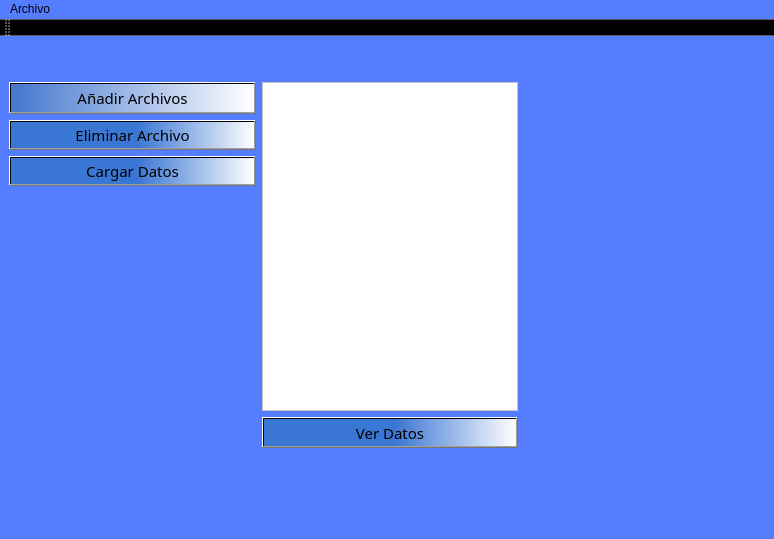
Qt form Interfaz/UI/InicioSubirDatos.ui (Dumaru/ExcelReports) before a commit.
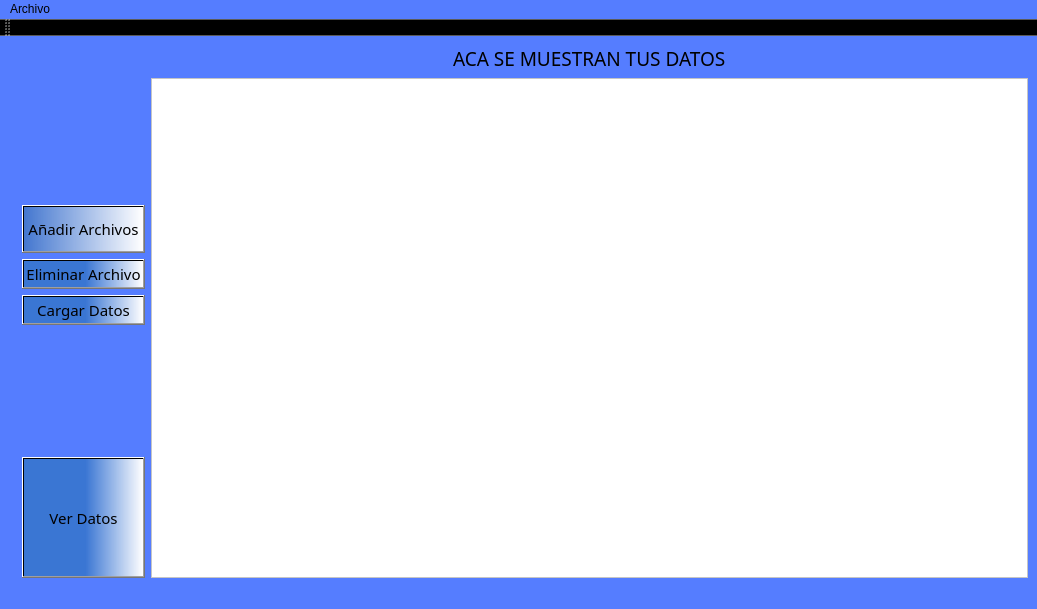
The same form after that commit. Icons and pictures are not drawn.

```diff
--- a/Interfaz/UI/InicioSubirDatos.ui
+++ b/Interfaz/UI/InicioSubirDatos.ui
@@ -6,8 +6,8 @@
    <rect>
     <x>0</x>
     <y>0</y>
-    <width>774</width>
-    <height>539</height>
+    <width>1037</width>
+    <height>609</height>
    </rect>
   </property>
   <property name="windowTitle">
@@ -19,40 +19,68 @@
   </property>
   <widget class="QWidget" name="centralwidget">
    <layout class="QGridLayout" name="gridLayout_2">
-    <item row="0" column="0">
+    <item row="1" column="0">
      <layout class="QVBoxLayout" name="verticalLayout">
       <item>
        <layout class="QGridLayout" name="gridLayout">
         <property name="sizeConstraint">
          <enum>QLayout::SetMinimumSize</enum>
         </property>
-        <item row="24" column="0">
-         <spacer name="horizontalSpacer">
-          <property name="orientation">
-           <enum>Qt::Horizontal</enum>
+        <item row="0" column="1">
+         <widget class="QLabel" name="label">
+          <property name="text">
+           <string>&lt;html&gt;&lt;head/&gt;&lt;body&gt;&lt;p&gt;&lt;img src=&quot;:/Images/Iocom png.png&quot;/&gt;&lt;/p&gt;&lt;/body&gt;&lt;/html&gt;</string>
           </property>
-          <property name="sizeHint" stdset="0">
+         </widget>
+        </item>
+        <item row="21" column="0">
+         <widget class="QLabel" name="label_2">
+          <property name="maximumSize">
            <size>
-            <width>40</width>
-            <height>20</height>
+            <width>167777</width>
+            <height>167777</height>
            </size>
           </property>
-         </spacer>
+          <property name="styleSheet">
+           <string notr="true">image: url(:/newPrefix/Logo.png);</string>
+          </property>
+          <property name="text">
+           <string/>
+          </property>
+         </widget>
         </item>
-        <item row="24" column="5">
-         <spacer name="horizontalSpacer_2">
-          <property name="orientation">
-           <enum>Qt::Horizontal</enum>
+        <item row="12" column="1">
+         <widget class="QPushButton" name="pushButtonEliminar">
+          <property name="font">
+           <font>
+            <family>Corbel</family>
+            <pointsize>11</pointsize>
+           </font>
           </property>
-          <property name="sizeHint" stdset="0">
+          <property name="whatsThis">
+           <string>&lt;html&gt;&lt;head/&gt;&lt;body&gt;&lt;p&gt;&lt;img src=&quot;:/newPrefix/Iocom png.png&quot;/&gt;&lt;/p&gt;&lt;/body&gt;&lt;/html&gt;</string>
+          </property>
+          <property name="styleSheet">
+           <string notr="true">background-color: qlineargradient(spread:pad, x1:0, y1:0, x2:1, y2:0, stop:0.517413 rgba(55, 117, 206, 229), stop:1 rgba(255, 255, 255, 255));
+
+</string>
+          </property>
+          <property name="text">
+           <string>Eliminar Archivo</string>
+          </property>
+          <property name="icon">
+           <iconset>
+            <normaloff>../Recursos/icons8-eliminar-400.png</normaloff>../Recursos/icons8-eliminar-400.png</iconset>
+          </property>
+          <property name="iconSize">
            <size>
             <width>40</width>
-            <height>20</height>
+            <height>40</height>
            </size>
           </property>
-         </spacer>
+         </widget>
         </item>
-        <item row="10" column="0">
+        <item row="11" column="1">
          <widget class="QPushButton" name="pushButtonAnadirArchivo">
           <property name="maximumSize">
            <size>
@@ -87,8 +115,8 @@
           </property>
          </widget>
         </item>
-        <item row="11" column="0">
-         <widget class="QPushButton" name="pushButtonEliminar">
+        <item row="13" column="1">
+         <widget class="QPushButton" name="pushButtonCargarDatos">
           <property name="font">
            <font>
             <family>Corbel</family>
@@ -99,12 +127,11 @@
            <string>&lt;html&gt;&lt;head/&gt;&lt;body&gt;&lt;p&gt;&lt;img src=&quot;:/newPrefix/Iocom png.png&quot;/&gt;&lt;/p&gt;&lt;/body&gt;&lt;/html&gt;</string>
           </property>
           <property name="styleSheet">
-           <string notr="true">background-color: qlineargradient(spread:pad, x1:0, y1:0, x2:1, y2:0, stop:0.517413 rgba(55, 117, 206, 229), stop:1 rgba(255, 255, 255, 255));
-
-</string>
+           <string notr="true">background-color: rgb(85, 170, 255);
+background-color: qlineargradient(spread:pad, x1:0, y1:0, x2:1, y2:0, stop:0.517413 rgba(55, 117, 206, 229), stop:1 rgba(255, 255, 255, 255));</string>
           </property>
           <property name="text">
-           <string>Eliminar Archivo</string>
+           <string>Cargar Datos</string>
           </property>
           <property name="icon">
            <iconset>
@@ -118,34 +145,7 @@
           </property>
          </widget>
         </item>
-        <item row="19" column="0">
-         <widget class="QLabel" name="label_2">
-          <property name="maximumSize">
-           <size>
-            <width>167777</width>
-            <height>167777</height>
-           </size>
-          </property>
-          <property name="styleSheet">
-           <string notr="true">image: url(:/newPrefix/Logo.png);</string>
-          </property>
-          <property name="text">
-           <string/>
-          </property>
-         </widget>
-        </item>
-        <item row="10" column="1" rowspan="9">
-         <widget class="QListWidget" name="listWidgetListaArchivos">
-          <property name="styleSheet">
-           <string notr="true">background-color: rgb(255, 255, 255);
-border-color: rgb(0, 0, 0);</string>
-          </property>
-          <property name="autoScrollMargin">
-           <number>23</number>
-          </property>
-         </widget>
-        </item>
-        <item row="19" column="1">
+        <item row="26" column="1">
          <widget class="QPushButton" name="pushButtonMostrarDatos">
           <property name="maximumSize">
            <size>
@@ -179,59 +179,33 @@
           </property>
          </widget>
         </item>
-        <item row="12" column="0">
-         <widget class="QPushButton" name="pushButtonCargarDatos">
-          <property name="font">
-           <font>
-            <family>Corbel</family>
-            <pointsize>11</pointsize>
-           </font>
-          </property>
-          <property name="styleSheet">
-           <string notr="true">background-color: rgb(85, 170, 255);
-background-color: qlineargradient(spread:pad, x1:0, y1:0, x2:1, y2:0, stop:0.517413 rgba(55, 117, 206, 229), stop:1 rgba(255, 255, 255, 255));</string>
-          </property>
-          <property name="text">
-           <string>Cargar Datos</string>
-          </property>
-          <property name="icon">
-           <iconset>
-            <normaloff>../Recursos/upload.png</normaloff>../Recursos/upload.png</iconset>
-          </property>
-          <property name="iconSize">
-           <size>
-            <width>40</width>
-            <height>40</height>
-           </size>
-          </property>
-         </widget>
-        </item>
-        <item row="0" column="1">
-         <widget class="QLabel" name="label">
-          <property name="text">
-           <string>&lt;html&gt;&lt;head/&gt;&lt;body&gt;&lt;p&gt;&lt;img src=&quot;:/Images/Iocom png.png&quot;/&gt;&lt;/p&gt;&lt;/body&gt;&lt;/html&gt;</string>
-          </property>
-         </widget>
-        </item>
        </layout>
       </item>
      </layout>
     </item>
-    <item row="1" column="0">
-     <spacer name="verticalSpacer">
-      <property name="orientation">
-       <enum>Qt::Vertical</enum>
+    <item row="1" column="1">
+     <widget class="QListWidget" name="listWidgetListaArchivos">
+      <property name="styleSheet">
+       <string notr="true">background-color: rgb(255, 255, 255);
+border-color: rgb(0, 0, 0);</string>
       </property>
-      <property name="sizeType">
-       <enum>QSizePolicy::Minimum</enum>
+      <property name="autoScrollMargin">
+       <number>23</number>
       </property>
-      <property name="sizeHint" stdset="0">
-       <size>
-        <width>20</width>
-        <height>40</height>
-       </size>
+     </widget>
+    </item>
+    <item row="0" column="1" alignment="Qt::AlignHCenter">
+     <widget class="QLabel" name="label_3">
+      <property name="font">
+       <font>
+        <family>Corbel</family>
+        <pointsize>14</pointsize>
+       </font>
       </property>
-     </spacer>
+      <property name="text">
+       <string>ACA SE MUESTRAN TUS DATOS</string>
+      </property>
+     </widget>
     </item>
    </layout>
   </widget>
@@ -240,7 +214,7 @@
     <rect>
      <x>0</x>
      <y>0</y>
-     <width>774</width>
+     <width>1037</width>
      <height>26</height>
     </rect>
    </property>
```
Left out of the diff: 7 changed lines with no effect on the pictures.
